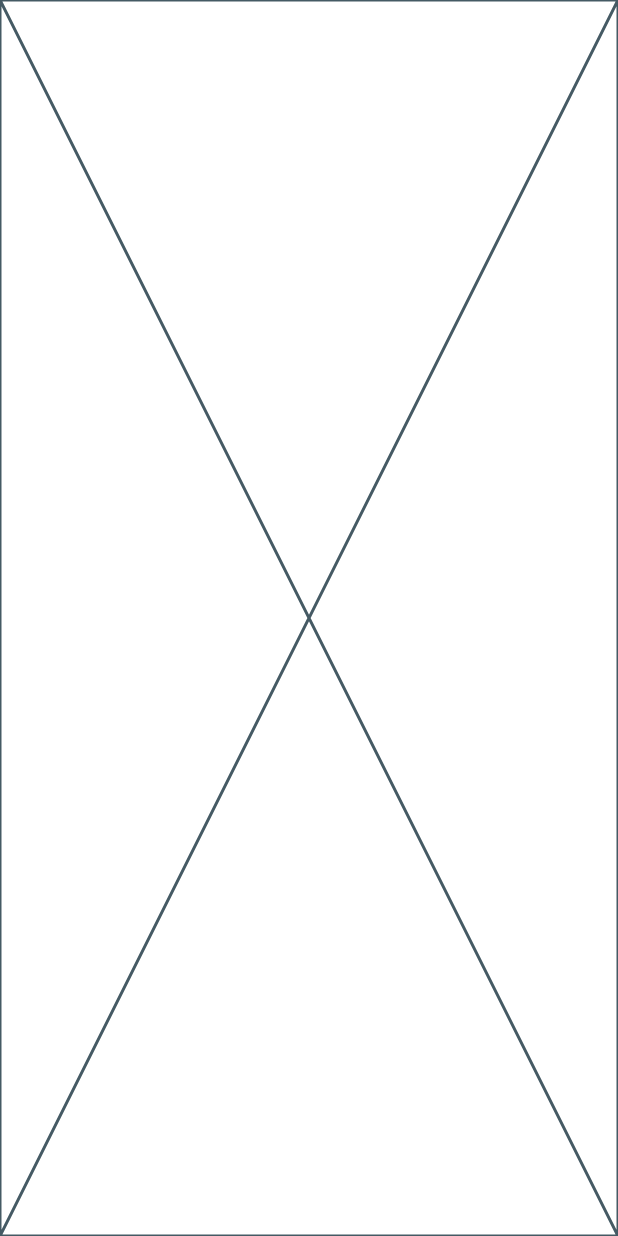
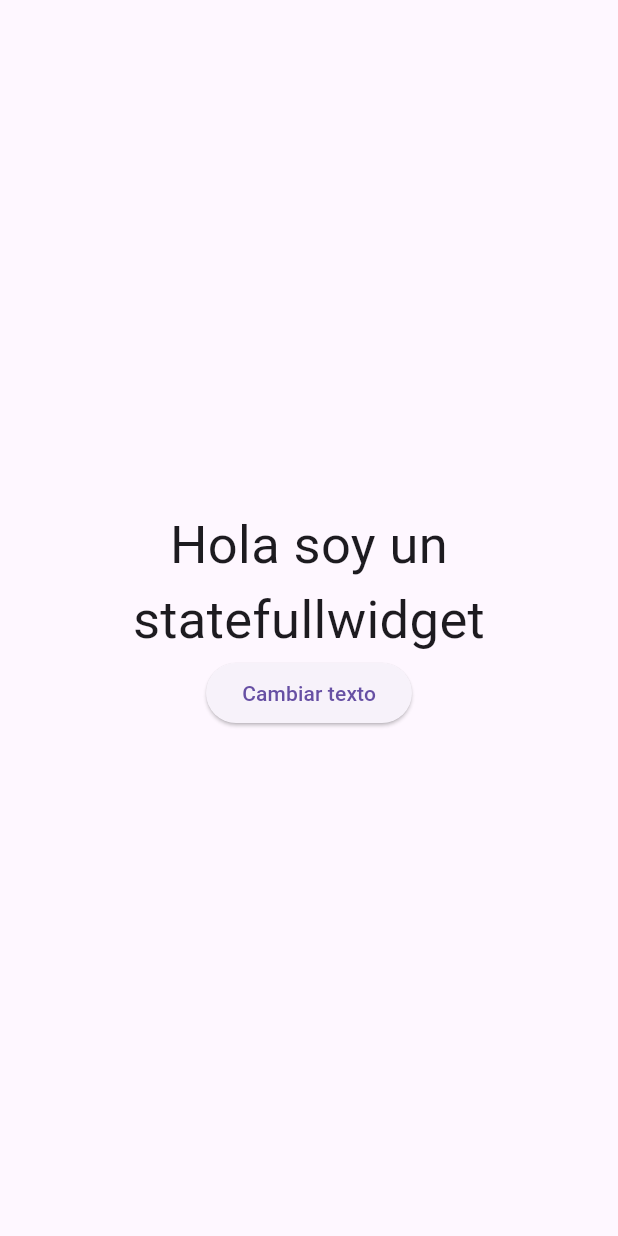
Before and after one commit to programadorescs/statelessfullwidgetapp, a Flutter app: the screen it shows after launch, on a phone screen of 412 x 824 dp. Run offline on Flutter 3.47's test engine with Material 3 defaults, Android fonts, the phone set to English and light mode, and no system bars.

Commit message:
Cambios de valor en la variable texto

```diff
--- a/lib/main.dart
+++ b/lib/main.dart
@@ -1,6 +1,6 @@
 import 'package:flutter/material.dart';
-import 'package:statelessfullwidgetapp/pages/home_page.dart';
+import 'package:statelessfullwidgetapp/pages/mi_widget_statefull.dart';
 
 void main() {
-  runApp(const HomePage());
+  runApp(const MaterialApp(home: MiWidgetStatefull()));
 }
--- a/lib/pages/home_page.dart
+++ b/lib/pages/home_page.dart
@@ -2,9 +2,27 @@ import 'package:flutter/material.dart';
 
 class HomePage extends StatelessWidget {
   const HomePage({super.key});
+  //String textoMostrar ="Hola soy un statelesswidget";
+
 
   @override
   Widget build(BuildContext context) {
-    return const Placeholder();
+    return Scaffold(
+      appBar: AppBar(title: Text("Aplicativo de estado"),),
+      body: Column(
+        mainAxisSize: MainAxisSize.max,
+        children: [
+          Text("Hola soy un statelesswidget"),
+          Icon(Icons.star, color: Colors.orange,),
+          ElevatedButton(
+              onPressed: () {
+                //textoMostrar = "hola como estas";
+                //print(textoMostrar);
+              },
+              child: Text("Cambiar el valor de la variable a hola como estas"),
+            ),
+        ],
+      ),
+    );
   }
 }
--- /dev/null
+++ b/lib/pages/mi_widget_statefull.dart
@@ -0,0 +1,38 @@
+import 'package:flutter/material.dart';
+
+class MiWidgetStatefull extends StatefulWidget {
+  const MiWidgetStatefull({super.key});
+
+  @override
+  State<MiWidgetStatefull> createState() => _MiWidgetStatefullState();
+}
+
+class _MiWidgetStatefullState extends State<MiWidgetStatefull> {
+  String texto = "Hola soy un statefullwidget";
+
+  @override
+  Widget build(BuildContext context) {
+    return Scaffold(
+      body: Center(
+        child: Column(
+          mainAxisAlignment: MainAxisAlignment.center,
+          children: [
+            Text(
+              texto,
+              style: TextStyle(fontSize: 35),
+              textAlign: TextAlign.center,
+            ),
+            ElevatedButton(
+              onPressed: () {
+                texto = "Hola este es el nuevo valor";
+                print(texto);
+                setState(() {});
+              },
+              child: Text("Cambiar texto"),
+            ),
+          ],
+        ),
+      ),
+    );
+  }
+}
--- a/pubspec.yaml
+++ b/pubspec.yaml
@@ -13,7 +13,7 @@ dependencies:
 dev_dependencies:
   flutter_test:
     sdk: flutter
-  flutter_lints: ^4.0.0
+  #flutter_lints: ^4.0.0
 
 flutter:
   uses-material-design: true
```
Also changed, not shown: pubspec.lock.
